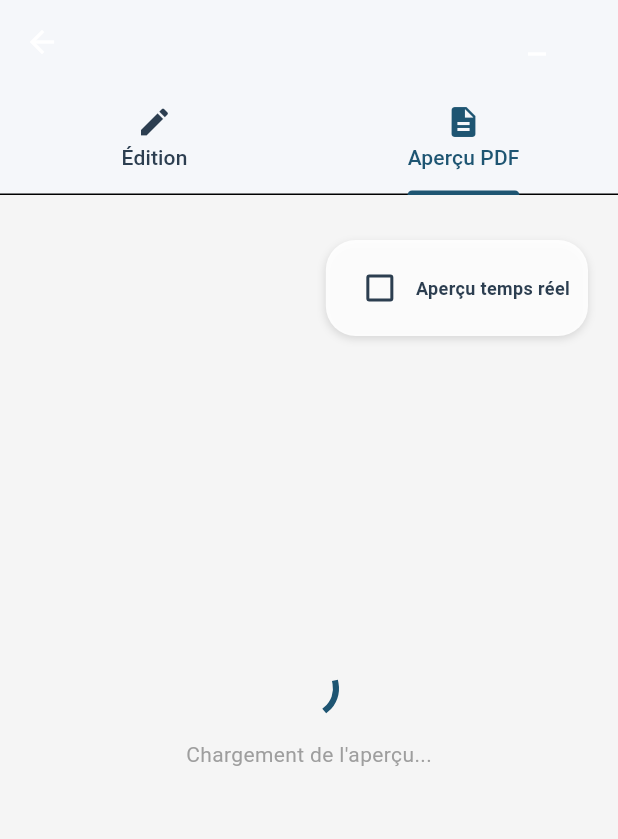
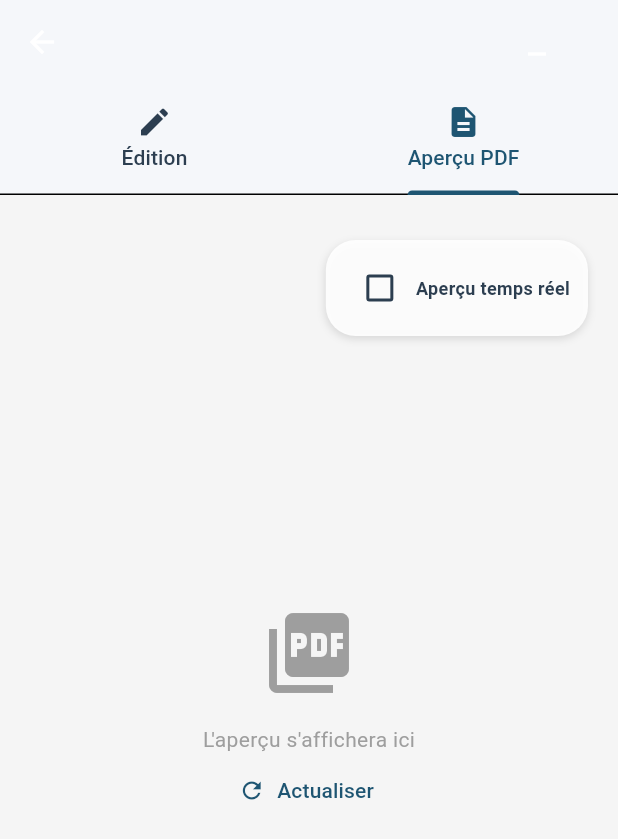
Before and after one commit to SyNerGiiK/erp_commercial, a Flutter app: the SplitEditorScaffold screen opened directly with empty values, tab 2 chosen, on a phone screen of 412 x 824 dp. Shown: the top 839 px of the screen. Run offline on Flutter 3.47's test engine with Material 3 defaults, Android fonts, the phone set to English and light mode, and no system bars; our stand-ins replace csv, decimal, fl_chart, go_router, google_fonts, image_picker and 6 more; missing offline and left inert: file_saver; accounts and stored records are empty.

Commit message:
feat: implémenter la gestion des factures et devis avec génération PDF et interface d'édition scindée.

```diff
--- a/lib/models/devis_model.dart
+++ b/lib/models/devis_model.dart
@@ -272,6 +272,8 @@ class Devis {
       'signature_url': signatureUrl,
       'date_signature': dateSignature?.toIso8601String(),
       'tva_intra': tvaIntra,
+      'lignes_devis': lignes.map((e) => e.toMap()).toList(),
+      'lignes_chiffrages': chiffrage.map((e) => e.toMap()).toList(),
     };
   }
 
--- a/lib/models/facture_model.dart
+++ b/lib/models/facture_model.dart
@@ -273,6 +273,9 @@ class Facture {
       'conditions_reglement': conditionsReglement,
       'notes_publiques': notesPubliques,
       'tva_intra': tvaIntra,
+      'lignes_factures': lignes.map((e) => e.toMap()).toList(),
+      'paiements': paiements.map((e) => e.toMap()).toList(),
+      'lignes_chiffrages': chiffrage.map((e) => e.toMap()).toList(),
     };
   }
 
--- a/lib/widgets/split_editor_scaffold.dart
+++ b/lib/widgets/split_editor_scaffold.dart
@@ -9,18 +9,18 @@ import '../viewmodels/editor_state_provider.dart';
 class SplitEditorScaffold extends StatefulWidget {
   final String title;
   final Widget editorForm;
-  // final Future<Uint8List> Function(PdfPageFormat) onGeneratePdf; // REMOVED
 
-  final Uint8List? pdfData; // NEW
-  final bool isPdfLoading; // NEW
-  final bool isRealTime; // NEW
-  final ValueChanged<bool>? onToggleRealTime; // NEW
-  final VoidCallback? onRefreshPdf; // NEW
+  final Uint8List? pdfData;
+  final bool isPdfLoading;
+  final bool isRealTime;
+  final ValueChanged<bool>? onToggleRealTime;
+  final VoidCallback? onRefreshPdf;
 
   final VoidCallback? onSave;
+  final VoidCallback? onBack; // NEW
   final bool isSaving;
-  final dynamic draftData; // Pour la minimisation
-  final String draftType; // 'devis' ou 'facture'
+  final dynamic draftData;
+  final String draftType;
   final String? draftId;
   final String? sourceDevisId;
 
@@ -28,10 +28,8 @@ class SplitEditorScaffold extends StatefulWidget {
     super.key,
     required this.title,
     required this.editorForm,
-    // required this.onGeneratePdf, // REMOVED
     required this.draftData,
     required this.draftType,
-    // NEW PARAMS
     this.pdfData,
     this.isPdfLoading = false,
     this.isRealTime = false,
@@ -40,6 +38,7 @@ class SplitEditorScaffold extends StatefulWidget {
     this.draftId,
     this.sourceDevisId,
     this.onSave,
+    this.onBack,
     this.isSaving = false,
   });
 
@@ -82,7 +81,9 @@ class _SplitEditorScaffoldState extends State<SplitEditorScaffold> {
         leading: IconButton(
           icon: const Icon(Icons.arrow_back),
           onPressed: () {
-            if (context.canPop()) {
+            if (widget.onBack != null) {
+              widget.onBack!();
+            } else if (context.canPop()) {
               context.pop();
             } else {
               context.go('/app/home');
@@ -170,28 +171,46 @@ class _SplitEditorScaffoldState extends State<SplitEditorScaffold> {
         children: [
           // Le PdfPreview
           // On affiche le PDF data s'il existe
-          if (widget.pdfData != null)
+          // 1. Loading active (Spinner)
+          if (widget.isPdfLoading)
+            const Center(
+                child: Column(
+              mainAxisAlignment: MainAxisAlignment.center,
+              children: [
+                CircularProgressIndicator(),
+                SizedBox(height: 16),
+                Text("Génération de l'aperçu...",
+                    style: TextStyle(color: Colors.grey)),
+              ],
+            ))
+          // 2. Data available (Preview)
+          else if (widget.pdfData != null)
             PdfPreview(
-              key: ValueKey(widget.pdfData.hashCode), // Refresh on data change
+              key: ValueKey(widget.pdfData.hashCode),
               build: (format) => Future.value(widget.pdfData!),
               useActions: false,
-              loadingWidget: const SizedBox(), // Managed by overlay
+              loadingWidget: const SizedBox(),
               initialPageFormat: PdfPageFormat.a4,
               canChangeOrientation: false,
               canChangePageFormat: false,
               canDebug: false,
               maxPageWidth: 700,
             )
+          // 3. Fallback (Empty state)
           else
-            // Squelette de chargement (Shimmer-like)
             Center(
               child: Column(
                 mainAxisAlignment: MainAxisAlignment.center,
                 children: [
-                  const CircularProgressIndicator(),
+                  const Icon(Icons.picture_as_pdf,
+                      size: 64, color: Colors.grey),
                   const SizedBox(height: 16),
-                  Text("Chargement de l'aperçu...",
+                  Text("L'aperçu s'affichera ici",
                       style: TextStyle(color: Colors.grey[500])),
+                  TextButton.icon(
+                      onPressed: () {}, // No action generic here, handled by VM
+                      icon: const Icon(Icons.refresh),
+                      label: const Text("Actualiser"))
                 ],
               ),
             ),
```
Also changed, not shown: lib/services/pdf_service.dart (+65 -1 lines), lib/viewmodels/devis_viewmodel.dart (+15 -9 lines), lib/viewmodels/facture_viewmodel.dart (+14 -5 lines), lib/views/ajout_devis_view.dart (+50 -4 lines), lib/views/ajout_facture_view.dart (+18 -4 lines).
